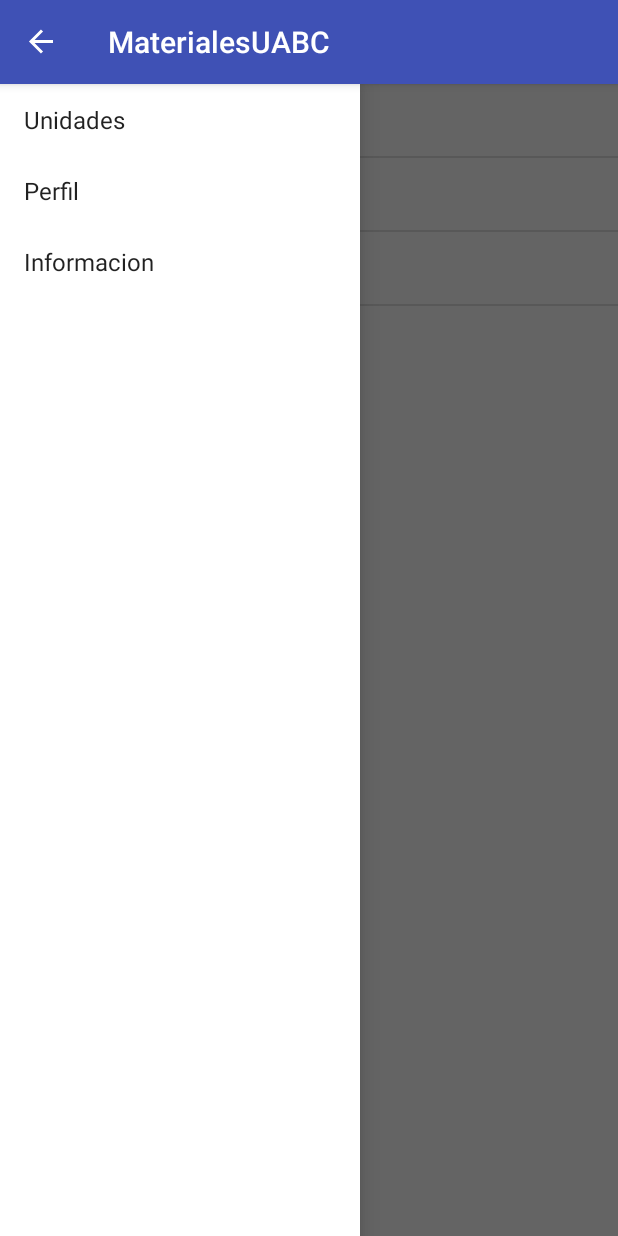
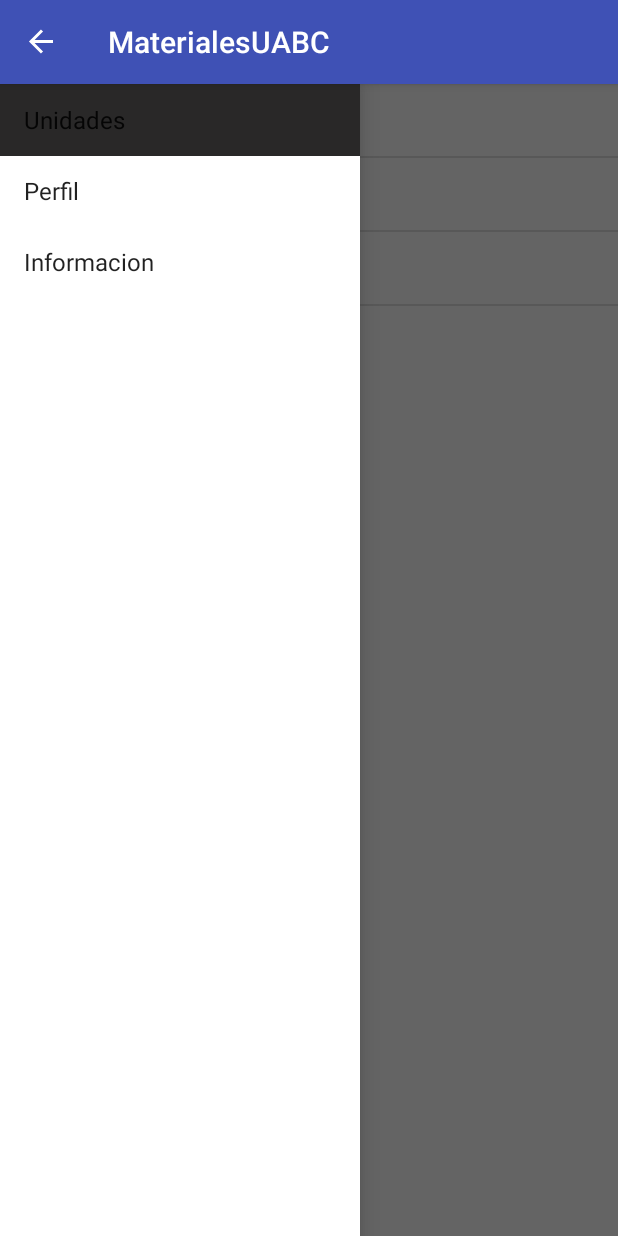
Before and after one commit to mikeIC/MaterialesUABC, an Android app: the screen it shows after launch (MainActivity), with the side drawer open, on a phone screen of 412 x 824 dp. Run offline under Robolectric (Android 15) with nearby library versions, the phone set to English and light mode, and no system bars.

Commit message:
Modified Actionbar

```diff
--- a/app/src/main/java/com/example/android/materialesuabc/MainActivity.java
+++ b/app/src/main/java/com/example/android/materialesuabc/MainActivity.java
@@ -1,6 +1,7 @@
 package com.example.android.materialesuabc;
 
 import android.app.Fragment;
+import android.app.FragmentManager;
 import android.app.FragmentTransaction;
 import android.content.Intent;
 import android.content.res.Configuration;
@@ -22,12 +23,12 @@
     private ListView drawerList;
     private DrawerLayout drawerLayout;
     private ActionBarDrawerToggle drawerToggle;
+    private int currentPosition = 0;
 
     private class DrawerItemClickListener implements ListView.OnItemClickListener {
         @Override
         public void onItemClick(AdapterView<?> parent, View view, int position, long id){
             selectItem(position);
-
         }
     };
 
@@ -41,14 +42,14 @@
         drawerList = (ListView) findViewById(R.id.drawer);
         ActionBar actionBar = getSupportActionBar();
 
-//        actionBar.setDisplayShowHomeEnabled(true);
-//        actionBar.setIcon(R.mipmap.ic_launcher);
-
-
         drawerList.setAdapter(new ArrayAdapter<String>(this, android.R.layout.simple_list_item_activated_1, titles));
         drawerList.setOnItemClickListener(new DrawerItemClickListener());
 
-        if (savedInstanceState == null) {
+        //Display the correct fragment.
+        if (savedInstanceState != null) {
+            currentPosition = savedInstanceState.getInt("position");
+            setActionBarTitle(currentPosition);
+        } else {
             selectItem(0);
         }
         //Create the ActionBarDrawerToggle
@@ -72,6 +73,25 @@
 //        getActionBar().setDisplayHomeAsUpEnabled(true);
 //        getActionBar().setHomeButtonEnabled(true);
 
+        getFragmentManager().addOnBackStackChangedListener(
+                new FragmentManager.OnBackStackChangedListener() {
+                    public void onBackStackChanged() {
+                        FragmentManager fragMan = getFragmentManager();
+                        Fragment fragment = fragMan.findFragmentByTag("visible_fragment");
+                        if (fragment instanceof UnidadesListFragment) {
+                            currentPosition = 0;
+                        }
+                        if (fragment instanceof PerfilFragment) {
+                            currentPosition = 1;
+                        }
+                        if (fragment instanceof MateriasListFragment) {
+                            currentPosition = 2;
+                        }
+                        setActionBarTitle(currentPosition);
+                        drawerList.setItemChecked(currentPosition, true);
+                    }
+                }
+        );
     }
     @Override
     protected void onPostCreate(Bundle savedInstanceState) {
@@ -83,15 +103,16 @@
         super.onConfigurationChanged(newConfig);
         drawerToggle.onConfigurationChanged(newConfig);
     }
+
     //Called whenever we call invalidateOptionsMenu()
     @Override
     public boolean onPrepareOptionsMenu(Menu menu) {
 // If the drawer is open, hide action items related to the content view
         boolean drawerOpen = drawerLayout.isDrawerOpen(drawerList);
-//        menu.findItem(R.id.action_share).setVisible(!drawerOpen);
+        menu.findItem(R.id.spinner_materias).setVisible(!drawerOpen);
+        menu.findItem(R.id.action_edit).setVisible(!drawerOpen);
         return super.onPrepareOptionsMenu(menu);
     }
-
     @Override
     public boolean onCreateOptionsMenu(Menu menu) {
         getMenuInflater().inflate(R.menu.menu_inicial,menu);
@@ -100,6 +121,7 @@
 
     private void selectItem(int position){
         Fragment fragment=null;
+        currentPosition = position;
         setActionBarTitle(position);
         switch(position) {
             case 0:
@@ -115,7 +137,7 @@
 //                fragment = new TopFragment();
         }
         FragmentTransaction ft = getFragmentManager().beginTransaction();
-        ft.replace(R.id.main_frame_content, fragment);
+        ft.replace(R.id.main_frame_content, fragment,"visible_fragment");
         ft.addToBackStack(null);
         ft.setTransition(FragmentTransaction.TRANSIT_FRAGMENT_FADE);
         ft.commit();
@@ -131,8 +153,34 @@
         } else {
             title = titles[position];
         }
+       changeActionBarIcons(position);
 //        ActionBar actionBar = getSupportActionBar();
         getSupportActionBar().setTitle(title);
+    }
+    @Override
+    public void onSaveInstanceState(Bundle outState) {
+        super.onSaveInstanceState(outState);
+        outState.putInt("position", currentPosition);
+    }
+
+    private void changeActionBarIcons(int position){
+
+        switch(position) {
+            case 0:
+                //UNIDADES
+                getSupportActionBar().setIcon(R.drawable.book);
+                break;
+            case 1:
+                //PERFIL
+                getSupportActionBar().setIcon(R.drawable.person);
+                break;
+            case 2:
+                //Informacion
+                getSupportActionBar().setIcon(R.drawable.school);
+                break;
+            default:
+//                fragment = new TopFragment();
+        }
     }
 
     @Override
--- a/app/src/main/res/menu/menu_inicial.xml
+++ b/app/src/main/res/menu/menu_inicial.xml
@@ -1,4 +1,21 @@
 <?xml version="1.0" encoding="utf-8"?>
-<menu xmlns:android="http://schemas.android.com/apk/res/android">
+<menu xmlns:android="http://schemas.android.com/apk/res/android"
+    xmlns:tools="http://schemas.android.com/tools"
+    xmlns:app="http://schemas.android.com/apk/res-auto"
+    tools:context=".UnidadesActivity"
+    >
+    <item
+        android:id="@+id/action_edit"
+        android:title="@string/editar"
+        android:icon="@drawable/pen_edit"
+        app:showAsAction="ifRoom"
+        />
+    <item
+        android:id="@+id/spinner_materias"
+        android:title="@string/materia"
+        android:orderInCategory="100"
+        app:actionViewClass= "android.widget.Spinner"
+        app:showAsAction = "ifRoom"
+        />
 
 </menu>
```
Also changed, not shown: app/src/main/java/com/example/android/materialesuabc/MateriasActivity.java (+1 -6 lines), app/src/main/java/com/example/android/materialesuabc/MateriasListFragment.java (+0 -15 lines), 1 other file.
